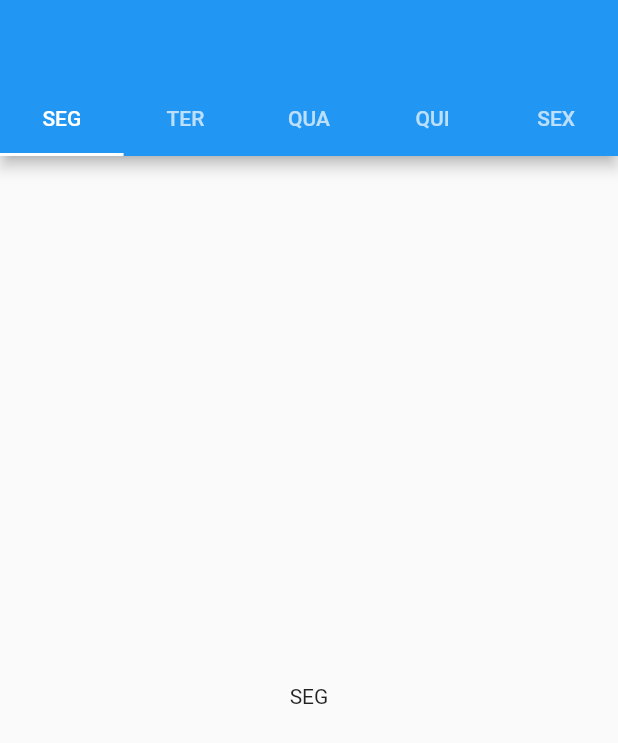
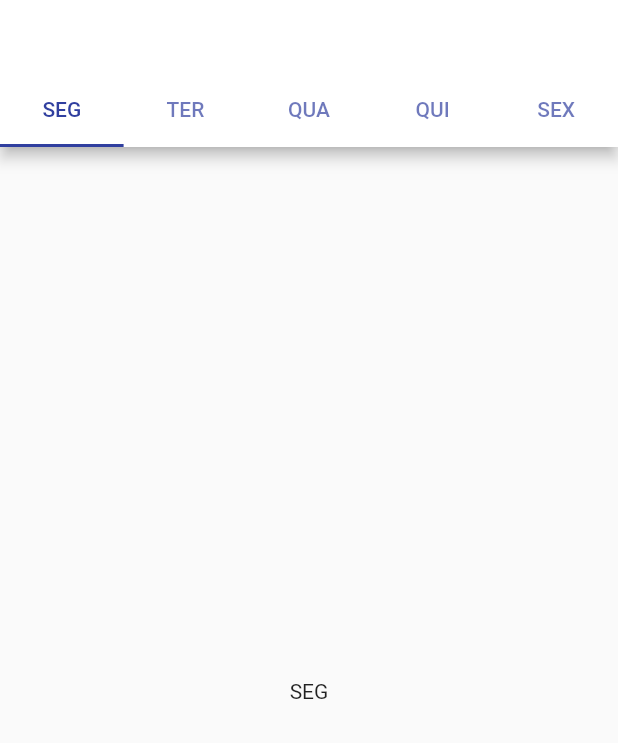
Before and after one commit to gleydsonbrito/progesti-app, a Flutter app: the DefaultWeek screen opened directly, on a phone screen of 412 x 824 dp. Shown: the top 743 px of the screen. Run offline on Flutter 3.47's test engine with Material 2 defaults, Android fonts, the light colour scheme and no system bars.

Commit message:
bug fixed, improvment ui, refactors

```diff
--- a/lib/pages/CardapioRU/dinner.dart
+++ b/lib/pages/CardapioRU/dinner.dart
@@ -1,5 +1,5 @@
 import 'package:flutter/material.dart';
-import 'package:progesti_app/pages/CardapioRU/local_widgets/defaultWeek.dart';
+import 'package:progesti_app/pages/cardapioRU/local_widgets/defaultWeek.dart';
 
 class Dinner extends StatelessWidget {
   @override
--- a/lib/pages/CardapioRU/launch.dart
+++ b/lib/pages/CardapioRU/launch.dart
@@ -1,5 +1,5 @@
 import 'package:flutter/material.dart';
-import 'package:progesti_app/pages/CardapioRU/local_widgets/defaultWeek.dart';
+import 'package:progesti_app/pages/cardapioRU/local_widgets/defaultWeek.dart';
 
 class Launch extends StatelessWidget {
   @override
--- a/lib/pages/CardapioRU/local_widgets/defaultWeek.dart
+++ b/lib/pages/CardapioRU/local_widgets/defaultWeek.dart
@@ -1,4 +1,6 @@
 import 'package:flutter/material.dart';
+import 'package:progesti_app/components/StandardTexts/StdTitle.dart';
+import 'package:progesti_app/style.dart';
 
 class DefaultWeek extends StatelessWidget {
   String seg;
@@ -15,8 +17,12 @@ class DefaultWeek extends StatelessWidget {
       length: 5,
       child: Scaffold(
         appBar: AppBar(
+          toolbarHeight: 50.0,
+          backgroundColor: Colors.white,
           automaticallyImplyLeading: false,
           bottom: TabBar(
+            indicatorColor: mainColor,
+            labelColor: mainColor,
             tabs: [
               Tab(
                 text: 'SEG',
```
Also changed, not shown: 2 other files.
